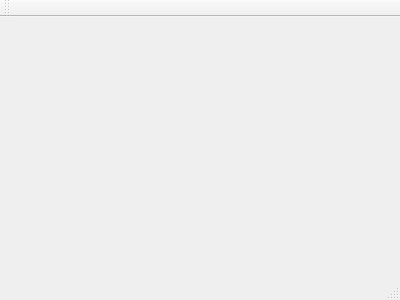
First picture: the form in mainwindow.ui, repository bengaDev/FileExchanger, before the edit.
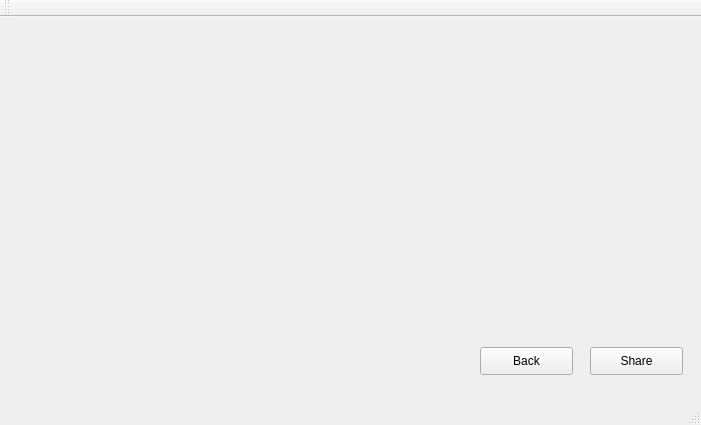
Second picture: the form after the edit.

Patch:
```diff
--- a/mainwindow.ui
+++ b/mainwindow.ui
@@ -1,24 +1,66 @@
 <ui version="4.0">
  <class>MainWindow</class>
- <widget class="QMainWindow" name="MainWindow" >
-  <property name="geometry" >
+ <widget class="QMainWindow" name="MainWindow">
+  <property name="geometry">
    <rect>
     <x>0</x>
     <y>0</y>
-    <width>400</width>
-    <height>300</height>
+    <width>701</width>
+    <height>425</height>
    </rect>
   </property>
   <property name="windowTitle" >
    <string>MainWindow</string>
   </property>
-  <widget class="QMenuBar" name="menuBar" />
-  <widget class="QToolBar" name="mainToolBar" />
-  <widget class="QWidget" name="centralWidget" />
-  <widget class="QStatusBar" name="statusBar" />
+  <widget class="QWidget" name="centralWidget">
+   <widget class="QPushButton" name="ShareBtn">
+    <property name="geometry">
+     <rect>
+      <x>590</x>
+      <y>330</y>
+      <width>93</width>
+      <height>28</height>
+     </rect>
+    </property>
+    <property name="text">
+     <string>Share</string>
+    </property>
+   </widget>
+   <widget class="QPushButton" name="BackBtn">
+    <property name="geometry">
+     <rect>
+      <x>480</x>
+      <y>330</y>
+      <width>93</width>
+      <height>28</height>
+     </rect>
+    </property>
+    <property name="text">
+     <string>Back</string>
+    </property>
+   </widget>
+  </widget>
+  <widget class="QMenuBar" name="menuBar">
+   <property name="geometry">
+    <rect>
+     <x>0</x>
+     <y>0</y>
+     <width>701</width>
+     <height>26</height>
+    </rect>
+   </property>
+  </widget>
+  <widget class="QToolBar" name="mainToolBar">
+   <attribute name="toolBarArea">
+    <enum>TopToolBarArea</enum>
+   </attribute>
+   <attribute name="toolBarBreak">
+    <bool>false</bool>
+   </attribute>
+  </widget>
+  <widget class="QStatusBar" name="statusBar"/>
  </widget>
- <layoutDefault spacing="6" margin="11" />
- <pixmapfunction></pixmapfunction>
+ <layoutdefault spacing="6" margin="11"/>
  <resources/>
  <connections/>
 </ui>
```
Left out of the diff: 3 changed lines with no effect on the pictures.
